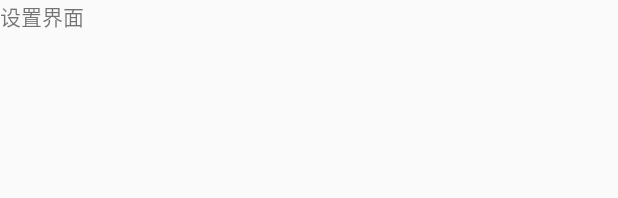
After one commit to baseFramework/kotlin_heima_yy, an Android app: the layout activity_setting.xml on its own in the app's theme, with its tools: preview values and no code run, on a phone screen of 412 x 824 dp. The commit adds this screen. Shown: the top 198 px of the screen. Run offline under Robolectric (Android 15) with nearby library versions, the phone set to English and light mode, and no system bars.

```diff
--- a/app/src/main/AndroidManifest.xml
+++ b/app/src/main/AndroidManifest.xml
@@ -17,6 +17,7 @@
             </intent-filter>
         </activity>
         <activity android:name=".ui.activity.MainActivity"></activity>
+        <activity android:name=".ui.activity.SettingAcitivity"></activity>
     </application>
 
 </manifest>
--- /dev/null
+++ b/app/src/main/res/layout/activity_setting.xml
@@ -0,0 +1,13 @@
+<?xml version="1.0" encoding="utf-8"?>
+<LinearLayout xmlns:android="http://schemas.android.com/apk/res/android"
+        android:orientation="vertical" android:layout_width="match_parent"
+        android:layout_height="match_parent">
+
+<TextView
+        android:text="设置界面"
+        android:layout_width="match_parent"
+        android:layout_height="match_parent">
+
+
+</TextView>
+</LinearLayout>
--- a/build.gradle
+++ b/build.gradle
@@ -9,7 +9,7 @@ buildscript {
 
     }
     dependencies {
-        classpath 'com.android.tools.build:gradle:3.4.1'
+        classpath 'com.android.tools.build:gradle:3.5.0'
         classpath "org.jetbrains.kotlin:kotlin-gradle-plugin:$kotlin_version"
         // NOTE: Do not place your application dependencies here; they belong
         // in the individual module build.gradle files
```
Also changed, not shown: app/src/main/java/com/example/heimaplayer/ui/activity/MainActivity.kt (+12 -1 lines), app/src/main/java/com/example/heimaplayer/ui/activity/SettingAcitivity.kt (added, +10 -0 lines), app/src/main/java/com/example/heimaplayer/util/ToolBarManager.kt (added, +43 -0 lines), app/src/main/res/layout/toolbar.xml (+8 -6 lines), app/src/main/res/menu/main.xml (added, +13 -0 lines), app/src/main/res/mipmap-hdpi/setting.png (added), gradle/wrapper/gradle-wrapper.properties.
